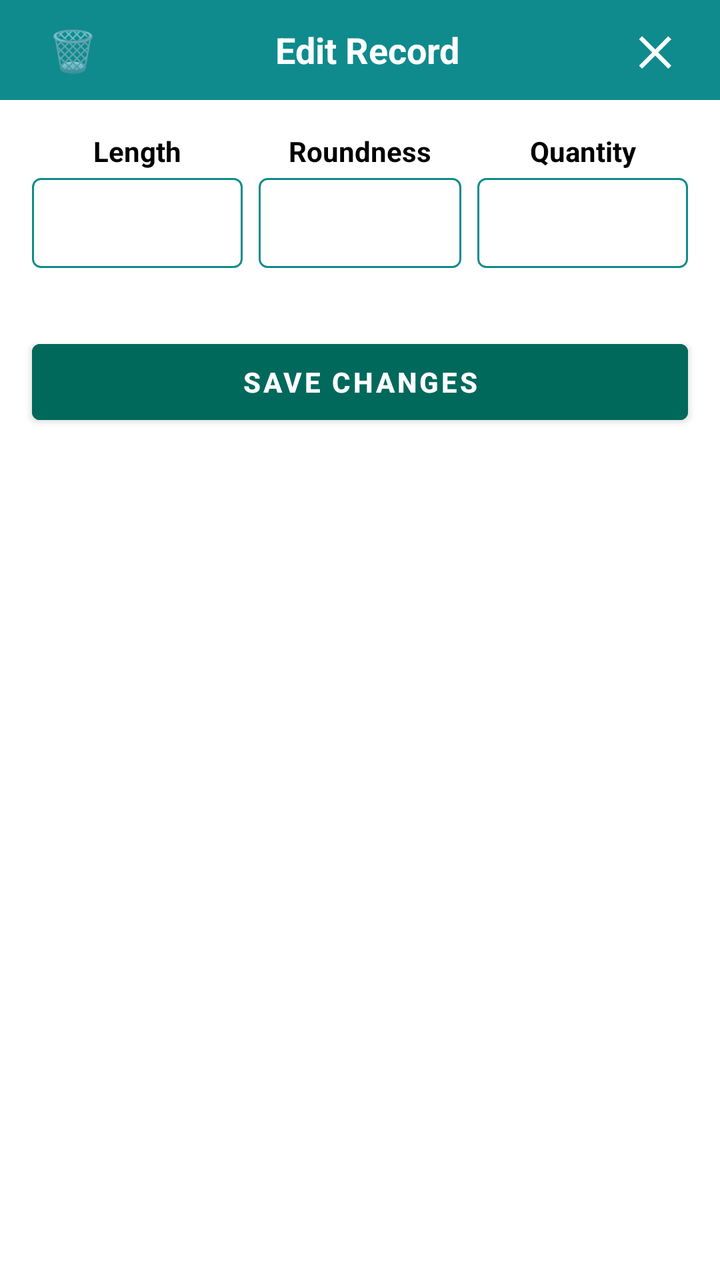
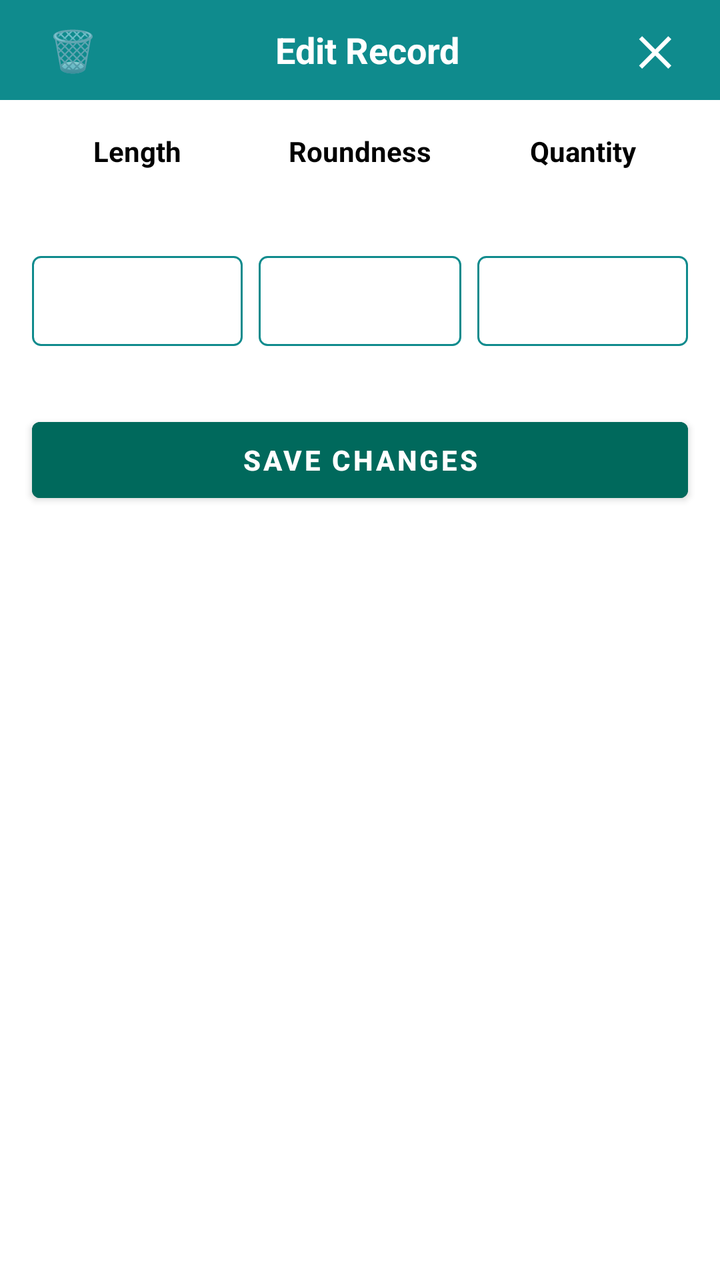

Before-and-after screenshots of an Android layout around one commit, followed by the original layout XML and the change that was made.
<!-- AndroidManifest.xml: application theme Theme.UltraCalc -->
<!-- res/layout/dialog_edit_wood.xml -->
<?xml version="1.0" encoding="utf-8"?>
<LinearLayout xmlns:android="http://schemas.android.com/apk/res/android"
    android:layout_width="match_parent"
    android:layout_height="wrap_content"
    android:orientation="vertical"
    android:background="#FFFFFF">

    <LinearLayout
        android:layout_width="match_parent"
        android:layout_height="50dp"
        android:orientation="horizontal"
        android:background="#0F8B8D"
        android:gravity="center_vertical"
        android:paddingHorizontal="16dp">
        
        <TextView
            android:id="@+id/btnDeleteRow"
            android:layout_width="wrap_content"
            android:layout_height="wrap_content"
            android:text="🗑️"
            android:textSize="20sp"
            android:padding="8dp"/>
            
        <TextView
            android:layout_width="0dp"
            android:layout_height="wrap_content"
            android:layout_weight="1"
            android:text="Edit Record"
            android:textColor="#FFFFFF"
            android:textSize="18sp"
            android:textStyle="bold"
            android:gravity="center"/>
            
        <TextView
            android:id="@+id/btnClose"
            android:layout_width="wrap_content"
            android:layout_height="wrap_content"
            android:text="✕"
            android:textColor="#FFFFFF"
            android:textSize="20sp"
            android:textStyle="bold"
            android:padding="8dp"/>
    </LinearLayout>

    <LinearLayout
        android:layout_width="match_parent"
        android:layout_height="wrap_content"
        android:orientation="horizontal"
        android:padding="16dp">
        
        <LinearLayout android:layout_width="0dp" android:layout_weight="1" android:layout_height="wrap_content" android:orientation="vertical" android:paddingEnd="4dp">
            <TextView android:layout_width="match_parent" android:layout_height="wrap_content" android:text="Length" android:textColor="#000000" android:textStyle="bold" android:gravity="center"/>
            <EditText android:id="@+id/etEditLength" android:layout_width="match_parent" android:layout_height="45dp" android:background="@drawable/border_rect" android:inputType="numberDecimal" android:textColor="#000000" android:gravity="center" android:layout_marginTop="4dp"/>
        </LinearLayout>

        <LinearLayout android:layout_width="0dp" android:layout_weight="1" android:layout_height="wrap_content" android:orientation="vertical" android:paddingHorizontal="4dp">
            <TextView android:id="@+id/lblEditParam2" android:layout_width="match_parent" android:layout_height="wrap_content" android:text="Roundness" android:textColor="#000000" android:textStyle="bold" android:gravity="center"/>
            <EditText android:id="@+id/etEditParam2" android:layout_width="match_parent" android:layout_height="45dp" android:background="@drawable/border_rect" android:inputType="numberDecimal" android:textColor="#000000" android:gravity="center" android:layout_marginTop="4dp"/>
        </LinearLayout>

        <LinearLayout android:layout_width="0dp" android:layout_weight="1" android:layout_height="wrap_content" android:orientation="vertical" android:paddingStart="4dp">
            <TextView android:layout_width="match_parent" android:layout_height="wrap_content" android:text="Quantity" android:textColor="#000000" android:textStyle="bold" android:gravity="center"/>
            <EditText android:id="@+id/etEditQty" android:layout_width="match_parent" android:layout_height="45dp" android:background="@drawable/border_rect" android:inputType="number" android:textColor="#000000" android:gravity="center" android:layout_marginTop="4dp"/>
        </LinearLayout>
    </LinearLayout>

    <Button
        android:id="@+id/btnSaveEdit"
        android:layout_width="match_parent"
        android:layout_height="50dp"
        android:layout_margin="16dp"
        android:text="SAVE CHANGES"
        android:backgroundTint="#00695C"
        android:textColor="#FFFFFF"
        android:textStyle="bold"/>
</LinearLayout>
<!-- resources referenced by this layout -->
<resources>
  <!-- drawable border_rect (drawable) -->
  <?xml version="1.0" encoding="utf-8"?>
  <shape xmlns:android="http://schemas.android.com/apk/res/android" android:shape="rectangle">
      <solid android:color="#00000000" />
      <stroke android:width="1dp" android:color="#0F8B8D" />
      <corners android:radius="4dp" />
  </shape>
  <style name="Theme.UltraCalc" parent="Theme.MaterialComponents.NoActionBar">
          <item name="colorPrimary">@color/primary</item>
          <item name="colorPrimaryVariant">@color/primaryDark</item>
          <item name="colorOnPrimary">@color/white</item>
          <item name="colorSecondary">@color/accentCyan</item>
          <item name="android:windowBackground">@color/bg</item>
          <item name="android:statusBarColor">@color/bg</item>
          <item name="android:navigationBarColor">@color/bg</item>
          <item name="android:windowLightStatusBar">false</item>
      </style>
  <color name="primary">#7C6FFF</color>
  <color name="primaryDark">#5A4FCC</color>
  <color name="white">#FFFFFF</color>
  <color name="accentCyan">#00E5FF</color>
  <color name="bg">#0D0D1A</color>
</resources>

<!-- the commit's change to res/layout/dialog_edit_wood.xml (unified diff, before → after) -->
@@ -1,76 +1,32 @@
 <?xml version="1.0" encoding="utf-8"?>
 <LinearLayout xmlns:android="http://schemas.android.com/apk/res/android"
-    android:layout_width="match_parent"
-    android:layout_height="wrap_content"
-    android:orientation="vertical"
-    android:background="#FFFFFF">
+    android:layout_width="match_parent" android:layout_height="wrap_content"
+    android:orientation="vertical" android:background="#FFFFFF">
 
-    <LinearLayout
-        android:layout_width="match_parent"
-        android:layout_height="50dp"
-        android:orientation="horizontal"
-        android:background="#0F8B8D"
-        android:gravity="center_vertical"
-        android:paddingHorizontal="16dp">
-        
-        <TextView
-            android:id="@+id/btnDeleteRow"
-            android:layout_width="wrap_content"
-            android:layout_height="wrap_content"
-            android:text="🗑️"
-            android:textSize="20sp"
-            android:padding="8dp"/>
-            
-        <TextView
-            android:layout_width="0dp"
-            android:layout_height="wrap_content"
-            android:layout_weight="1"
-            android:text="Edit Record"
-            android:textColor="#FFFFFF"
-            android:textSize="18sp"
-            android:textStyle="bold"
-            android:gravity="center"/>
-            
-        <TextView
-            android:id="@+id/btnClose"
-            android:layout_width="wrap_content"
-            android:layout_height="wrap_content"
-            android:text="✕"
-            android:textColor="#FFFFFF"
-            android:textSize="20sp"
-            android:textStyle="bold"
-            android:padding="8dp"/>
+    <LinearLayout android:layout_width="match_parent" android:layout_height="50dp" android:orientation="horizontal" android:background="#0F8B8D" android:gravity="center_vertical" android:paddingHorizontal="16dp">
+        <TextView android:id="@+id/btnDeleteRow" android:layout_width="wrap_content" android:layout_height="wrap_content" android:text="🗑️" android:textSize="20sp" android:padding="8dp"/>
+        <TextView android:layout_width="0dp" android:layout_height="wrap_content" android:layout_weight="1" android:text="Edit Record" android:textColor="#FFFFFF" android:textSize="18sp" android:textStyle="bold" android:gravity="center"/>
+        <TextView android:id="@+id/btnClose" android:layout_width="wrap_content" android:layout_height="wrap_content" android:text="✕" android:textColor="#FFFFFF" android:textSize="20sp" android:textStyle="bold" android:padding="8dp"/>
     </LinearLayout>
 
-    <LinearLayout
-        android:layout_width="match_parent"
-        android:layout_height="wrap_content"
-        android:orientation="horizontal"
-        android:padding="16dp">
-        
+    <LinearLayout android:layout_width="match_parent" android:layout_height="wrap_content" android:orientation="horizontal" android:padding="16dp">
         <LinearLayout android:layout_width="0dp" android:layout_weight="1" android:layout_height="wrap_content" android:orientation="vertical" android:paddingEnd="4dp">
             <TextView android:layout_width="match_parent" android:layout_height="wrap_content" android:text="Length" android:textColor="#000000" android:textStyle="bold" android:gravity="center"/>
+            <Spinner android:id="@+id/editSpinLen" android:layout_width="match_parent" android:layout_height="35dp" android:layout_marginTop="4dp"/>
             <EditText android:id="@+id/etEditLength" android:layout_width="match_parent" android:layout_height="45dp" android:background="@drawable/border_rect" android:inputType="numberDecimal" android:textColor="#000000" android:gravity="center" android:layout_marginTop="4dp"/>
         </LinearLayout>
 
         <LinearLayout android:layout_width="0dp" android:layout_weight="1" android:layout_height="wrap_content" android:orientation="vertical" android:paddingHorizontal="4dp">
             <TextView android:id="@+id/lblEditParam2" android:layout_width="match_parent" android:layout_height="wrap_content" android:text="Roundness" android:textColor="#000000" android:textStyle="bold" android:gravity="center"/>
+            <Spinner android:id="@+id/editSpinP2" android:layout_width="match_parent" android:layout_height="35dp" android:layout_marginTop="4dp"/>
             <EditText android:id="@+id/etEditParam2" android:layout_width="match_parent" android:layout_height="45dp" android:background="@drawable/border_rect" android:inputType="numberDecimal" android:textColor="#000000" android:gravity="center" android:layout_marginTop="4dp"/>
         </LinearLayout>
 
         <LinearLayout android:layout_width="0dp" android:layout_weight="1" android:layout_height="wrap_content" android:orientation="vertical" android:paddingStart="4dp">
             <TextView android:layout_width="match_parent" android:layout_height="wrap_content" android:text="Quantity" android:textColor="#000000" android:textStyle="bold" android:gravity="center"/>
-            <EditText android:id="@+id/etEditQty" android:layout_width="match_parent" android:layout_height="45dp" android:background="@drawable/border_rect" android:inputType="number" android:textColor="#000000" android:gravity="center" android:layout_marginTop="4dp"/>
+            <View android:layout_width="match_parent" android:layout_height="35dp" android:layout_marginTop="4dp"/> <EditText android:id="@+id/etEditQty" android:layout_width="match_parent" android:layout_height="45dp" android:background="@drawable/border_rect" android:inputType="number" android:textColor="#000000" android:gravity="center" android:layout_marginTop="4dp"/>
         </LinearLayout>
     </LinearLayout>
 
-    <Button
-        android:id="@+id/btnSaveEdit"
-        android:layout_width="match_parent"
-        android:layout_height="50dp"
-        android:layout_margin="16dp"
-        android:text="SAVE CHANGES"
-        android:backgroundTint="#00695C"
-        android:textColor="#FFFFFF"
-        android:textStyle="bold"/>
+    <Button android:id="@+id/btnSaveEdit" android:layout_width="match_parent" android:layout_height="50dp" android:layout_margin="16dp" android:text="SAVE CHANGES" android:backgroundTint="#00695C" android:textColor="#FFFFFF" android:textStyle="bold"/>
 </LinearLayout>
